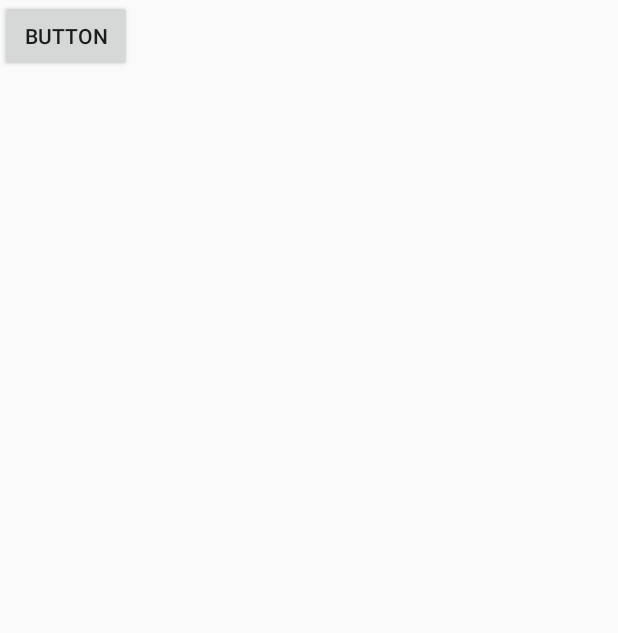
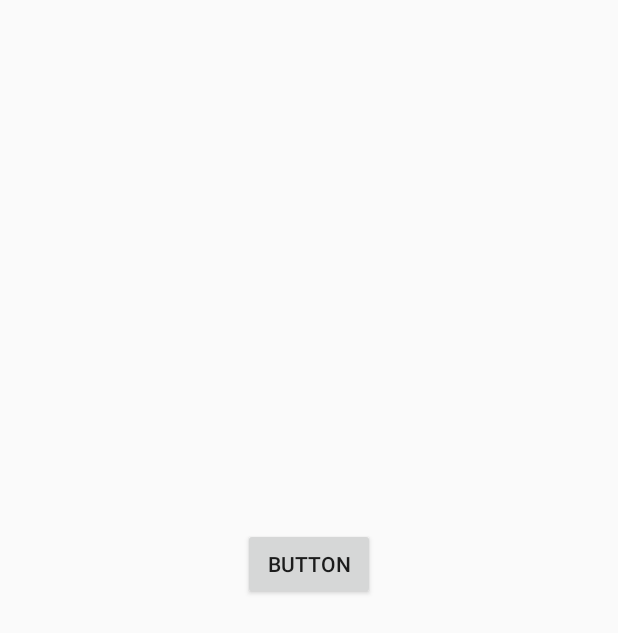
Before and after one commit to mar-01/A2-mobileapp, an Android app: the layout activity_main.xml on its own in the app's theme, with its tools: preview values and no code run, on a phone screen of 412 x 824 dp. Shown: the top 633 px of the screen. Run offline under Robolectric (Android 15) with nearby library versions, the phone set to English and light mode, and no system bars.

```diff
--- a/app/src/main/java/com/example/a2_mobileapp/MainActivity.kt
+++ b/app/src/main/java/com/example/a2_mobileapp/MainActivity.kt
@@ -3,9 +3,15 @@ package com.example.a2_mobileapp
 import android.os.Bundle
 import android.widget.Toast
 import androidx.activity.ComponentActivity
+import androidx.appcompat.app.AppCompatActivity
+import androidx.navigation.findNavController
+import androidx.navigation.ui.AppBarConfiguration
+import androidx.navigation.ui.NavigationUI.setupActionBarWithNavController
+import androidx.navigation.ui.setupActionBarWithNavController
 import com.example.a2_mobileapp.databinding.ActivityMainBinding
 import com.google.firebase.database.DatabaseReference
 import com.google.firebase.database.FirebaseDatabase
+
 
 class MainActivity : ComponentActivity() {
 
--- a/app/src/main/res/layout/activity_main.xml
+++ b/app/src/main/res/layout/activity_main.xml
@@ -1,13 +1,19 @@
 <?xml version="1.0" encoding="utf-8"?>
-<LinearLayout xmlns:android="http://schemas.android.com/apk/res/android"
+<androidx.constraintlayout.widget.ConstraintLayout xmlns:android="http://schemas.android.com/apk/res/android"
     xmlns:app="http://schemas.android.com/apk/res-auto"
+    xmlns:tools="http://schemas.android.com/tools"
     android:layout_width="match_parent"
     android:layout_height="match_parent"
     android:orientation="vertical">
+
 
     <Button
         android:id="@+id/button"
         android:layout_width="wrap_content"
         android:layout_height="wrap_content"
-        android:text="Button" />
-</LinearLayout>
+        android:layout_marginTop="352dp"
+        android:text="Button"
+        app:layout_constraintEnd_toEndOf="parent"
+        app:layout_constraintStart_toStartOf="parent"
+        app:layout_constraintTop_toTopOf="parent" />
+</androidx.constraintlayout.widget.ConstraintLayout>
--- a/app/src/main/res/values/strings.xml
+++ b/app/src/main/res/values/strings.xml
@@ -1,3 +1,6 @@
 <resources>
     <string name="app_name">A2-mobileapp</string>
+    <!-- TODO: Remove or change this placeholder text -->
+    <string name="hello_blank_fragment">Hello blank fragment</string>
+    <string name="add_button_description">Add new item</string>
 </resources>
```
Also changed, not shown: app/build.gradle.kts (+9 -0 lines), app/src/main/java/com/example/a2_mobileapp/ui/theme/Color.kt (deleted, +0 -11 lines), app/src/main/java/com/example/a2_mobileapp/ui/theme/Theme.kt (deleted, +0 -70 lines), app/src/main/java/com/example/a2_mobileapp/ui/theme/Type.kt (deleted, +0 -34 lines).
